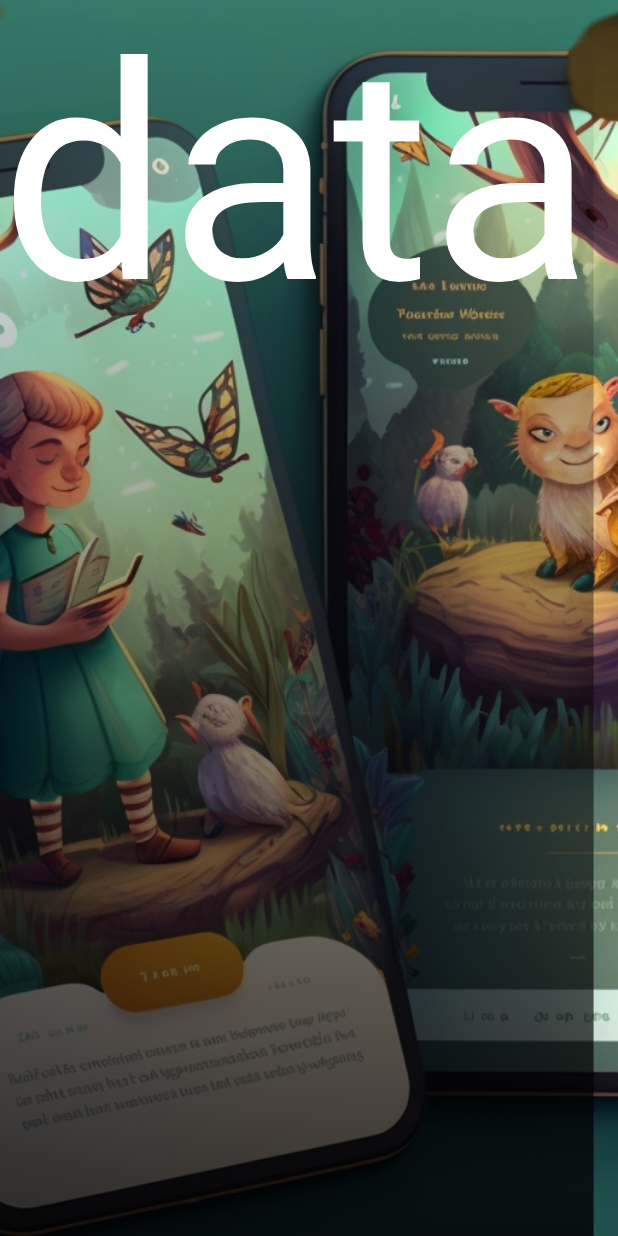
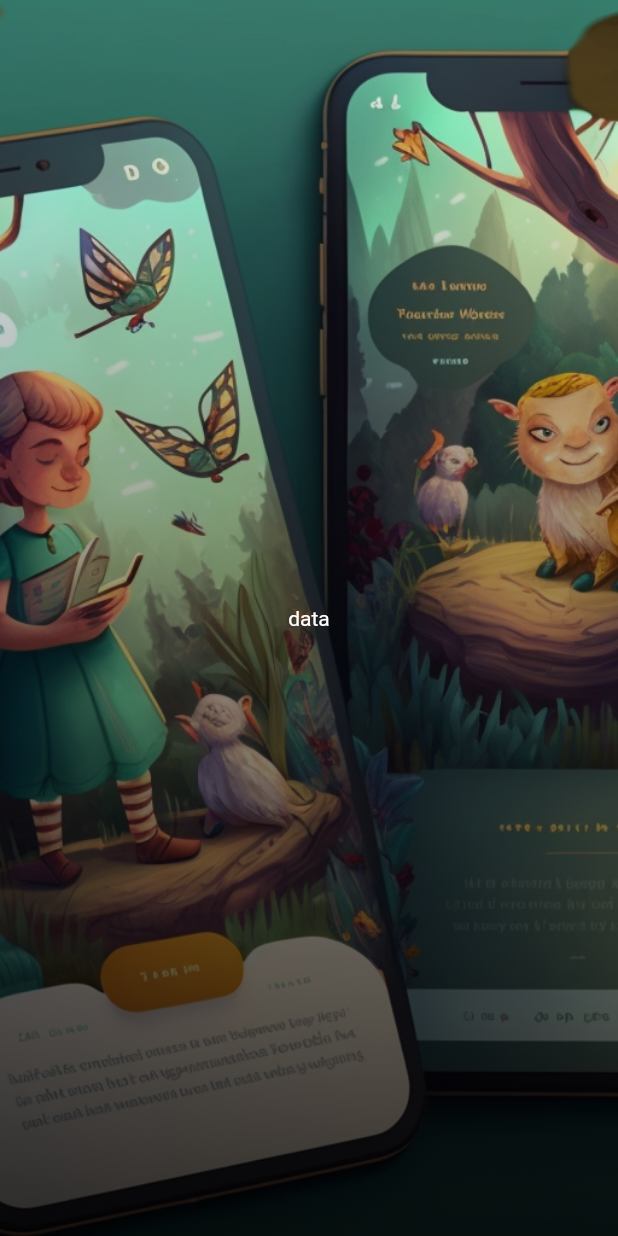
Before and after one commit to Avishkasj/storybook, a Flutter app: the screen it shows after launch, on a phone screen of 412 x 824 dp. Run offline on Flutter 3.47's test engine with Material 2 defaults, Android fonts, the light colour scheme and no system bars.

Commit message:
Update welcome.dart

```diff
--- a/lib/welcome.dart
+++ b/lib/welcome.dart
@@ -22,6 +22,7 @@ class _welcomeState extends State<welcome> {
             ),
           ),
           Container(
+            width: double.infinity,
             decoration: BoxDecoration(
               gradient: LinearGradient(
                 begin: Alignment.topCenter,
@@ -30,11 +31,12 @@ class _welcomeState extends State<welcome> {
               ),
             ),
             child: Column(
+              mainAxisAlignment: MainAxisAlignment.center,
+              crossAxisAlignment: CrossAxisAlignment.center,
               children: [
                 Text(
                   "data",
                   style: TextStyle(
-                    fontSize: 200,
                     color: Colors.white,
                   ),
                 ),
```
